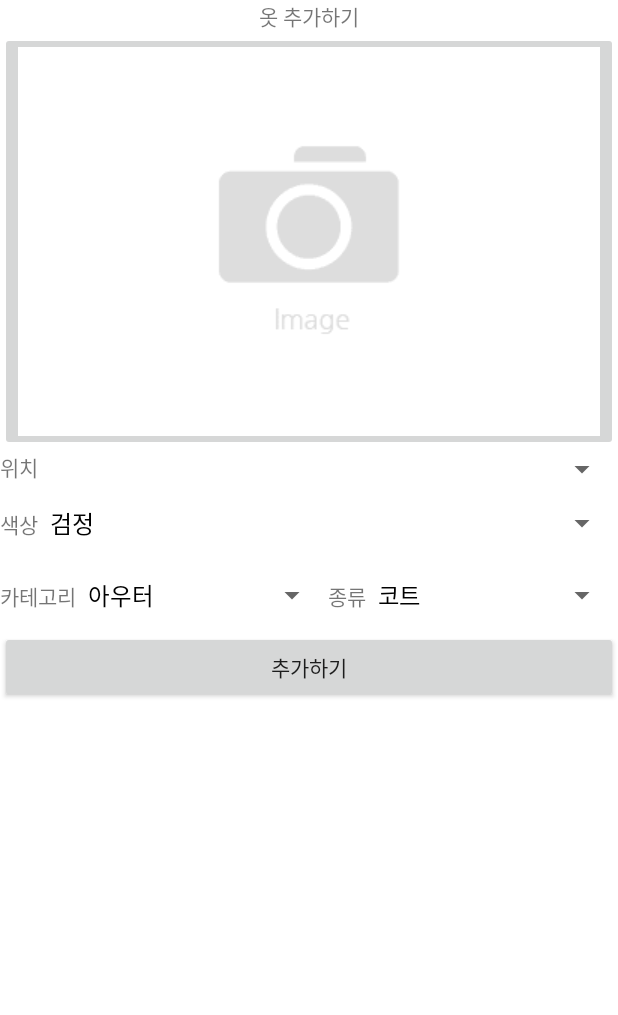
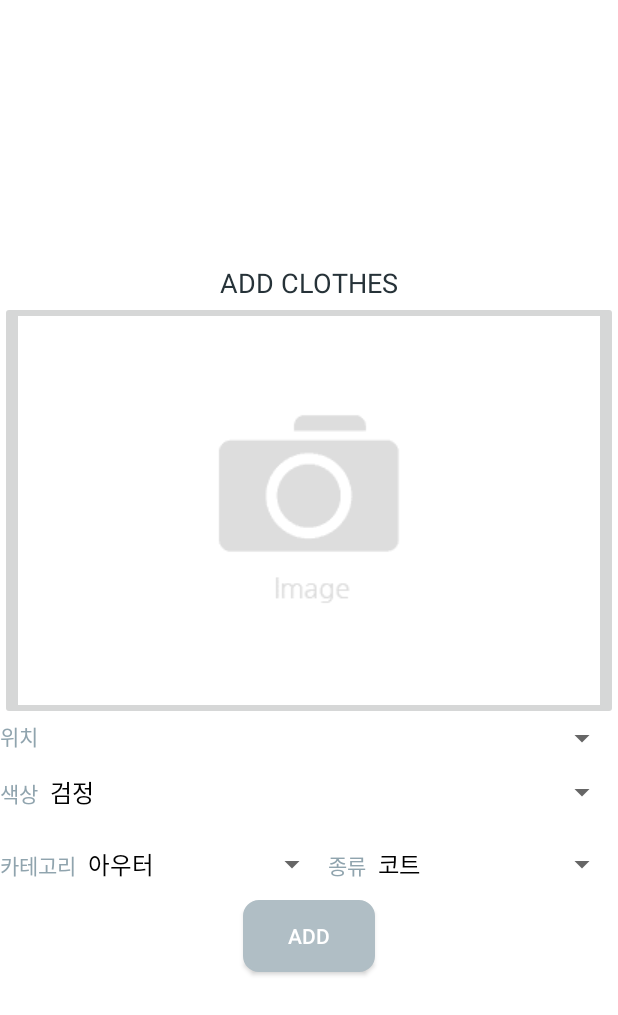
Before and after one commit to ljiho222/MyCloset, an Android app: the Add_New screen opened directly, with no data from a screen before it, on a phone screen of 412 x 824 dp. Shown: the top 1015 px of the screen. Run offline under Robolectric (Android 15) with nearby library versions, the phone set to English and light mode, and no system bars; our stand-ins replace Firebase (no records; nobody signed in at launch, a user with empty details on screens opened directly); pictures from the network do not load; 2 statements that could not run were skipped.

Commit message:
//컬러 설정 및 글씨체 수정 작업

```diff
--- /dev/null
+++ b/app/src/main/res/drawable/round_btn.xml
@@ -0,0 +1,16 @@
+<shape xmlns:android="http://schemas.android.com/apk/res/android" >
+
+    <solid android:color="@color/colorButton" /> //배경색
+
+    <stroke
+        android:width="1dp"
+        android:color="@color/colorButton" /> //선색
+    <corners
+        android:topLeftRadius="10dp"
+        android:topRightRadius="10dp"
+        android:bottomLeftRadius="10dp"
+        android:bottomRightRadius="10dp"  /> // 선 휘는각도
+
+    />
+
+</shape>
--- a/app/src/main/res/drawable/round_outline.xml
+++ b/app/src/main/res/drawable/round_outline.xml
@@ -1,7 +1,7 @@
 <?xml version="1.0" encoding="UTF-8"?>
 <shape xmlns:android="http://schemas.android.com/apk/res/android">
     <solid android:background="#00ffffff"/>
-    <stroke android:width="3dp" android:color="#000000" />
+    <stroke android:width="3dp" android:color="@color/colorText" />
     <corners android:radius="10dp"/>
     <padding android:left="0dp" android:top="0dp" android:right="0dp" android:bottom="0dp" />
 </shape>
--- a/app/src/main/res/layout/activity_add_new.xml
+++ b/app/src/main/res/layout/activity_add_new.xml
@@ -4,11 +4,14 @@
     android:layout_height="match_parent"
     android:orientation="vertical"
     android:background="@color/colorBackground"
+    android:gravity="center"
     >
     <TextView
         android:layout_width="wrap_content"
         android:layout_height="wrap_content"
-        android:text="옷 추가하기"
+        android:text="ADD CLOTHES"
+        android:textSize="18dp"
+        android:textColor="@color/colorText"
         android:layout_gravity="center"/>
 
     <ImageButton
@@ -25,7 +28,8 @@
         <TextView
             android:layout_width="wrap_content"
             android:layout_height="wrap_content"
-            android:text="위치"/>
+            android:text="위치"
+            android:textColor="@color/colorHintText"/>
         <Spinner
             android:id="@+id/location_spinner"
             android:layout_width="match_parent"
@@ -39,11 +43,13 @@
         <TextView
             android:layout_width="wrap_content"
             android:layout_height="wrap_content"
-            android:text="색상"/>
+            android:text="색상"
+            android:textColor="@color/colorHintText"/>
         <Spinner
             android:id="@+id/color_spinner"
             android:layout_width="match_parent"
-            android:layout_height="wrap_content"/>
+            android:layout_height="wrap_content"
+            />
 
     </LinearLayout>
     <LinearLayout
@@ -53,7 +59,8 @@
         <TextView
             android:layout_width="wrap_content"
             android:layout_height="wrap_content"
-            android:text="카테고리"/>
+            android:text="카테고리"
+            android:textColor="@color/colorHintText"/>
         <Spinner
             android:id="@+id/type_spinner"
             android:layout_weight="1"
@@ -63,7 +70,8 @@
             android:id="@+id/type"
             android:layout_width="wrap_content"
             android:layout_height="wrap_content"
-            android:text="종류"/>
+            android:text="종류"
+            android:textColor="@color/colorHintText"/>
         <Spinner
             android:id="@+id/sub_spinner"
             android:layout_weight="1"
@@ -73,8 +81,10 @@
 
     <Button
         android:id="@+id/plus_btn"
-        android:layout_width="match_parent"
+        android:layout_width="wrap_content"
         android:layout_height="wrap_content"
-        android:text="추가하기"/>
+        android:background="@drawable/round_btn"
+        android:textColor="@color/colorBackground"
+        android:text="ADD"/>
 
 </LinearLayout>
--- a/app/src/main/res/layout/activity_search.xml
+++ b/app/src/main/res/layout/activity_search.xml
@@ -11,6 +11,7 @@
         android:text="FIND CLOTHES"
         android:textSize="20dp"
         android:gravity="center"
+        android:fontFamily="@font/wemakepricebold"
         android:layout_marginTop="20dp"/>
 
     <LinearLayout
@@ -23,7 +24,9 @@
         <TextView
             android:layout_width="wrap_content"
             android:layout_height="wrap_content"
-            android:text="COLOR"/>
+            android:text="COLOR"
+            android:fontFamily="@font/wemakepriceregular"
+            />
         <Spinner
             android:id="@+id/what_color"
             android:layout_weight="1"
@@ -32,6 +35,7 @@
         <TextView
             android:layout_width="wrap_content"
             android:layout_height="wrap_content"
+            android:fontFamily="@font/wemakepriceregular"
             android:text="CATEGORY"/>
         <Spinner
             android:id="@+id/what_type"
--- a/app/src/main/res/layout/closetpage.xml
+++ b/app/src/main/res/layout/closetpage.xml
@@ -11,9 +11,9 @@
         android:id="@+id/cls_name"
         android:layout_gravity="center"
         android:textSize="20dp"
-        android:textStyle="bold"
-        android:paddingTop="2dp"
-        android:paddingBottom="2dp"/>
+        android:fontFamily="@font/wemakepricebold"
+        android:paddingTop="8dp"
+        />
     <ImageView
         android:id="@+id/imageView"
         android:layout_width="match_parent"
--- a/app/src/main/res/values/colors.xml
+++ b/app/src/main/res/values/colors.xml
@@ -1,7 +1,10 @@
 <?xml version="1.0" encoding="utf-8"?>
 <resources>
-    <color name="colorPrimary">#000000</color>
-    <color name="colorPrimaryDark">#000000</color>
-    <color name="colorAccent">#03DAC5</color>
+    <color name="colorPrimary">#263238</color>
+    <color name="colorPrimaryDark">#263238</color>
+    <color name="colorAccent">#607d8b</color>
     <color name="colorBackground">#ffffff</color>
+    <color name="colorButton">#b0bec5</color>
+    <color name="colorText">#263238</color>
+    <color name="colorHintText">#90a4ae</color>
 </resources>
```
Also changed, not shown: app/src/main/res/layout/activity_add_closet.xml (+22 -3 lines), app/src/main/res/layout/activity_closetmain.xml (+4 -5 lines), app/src/main/res/layout/activity_login.xml (+14 -2 lines), 1 other file.
